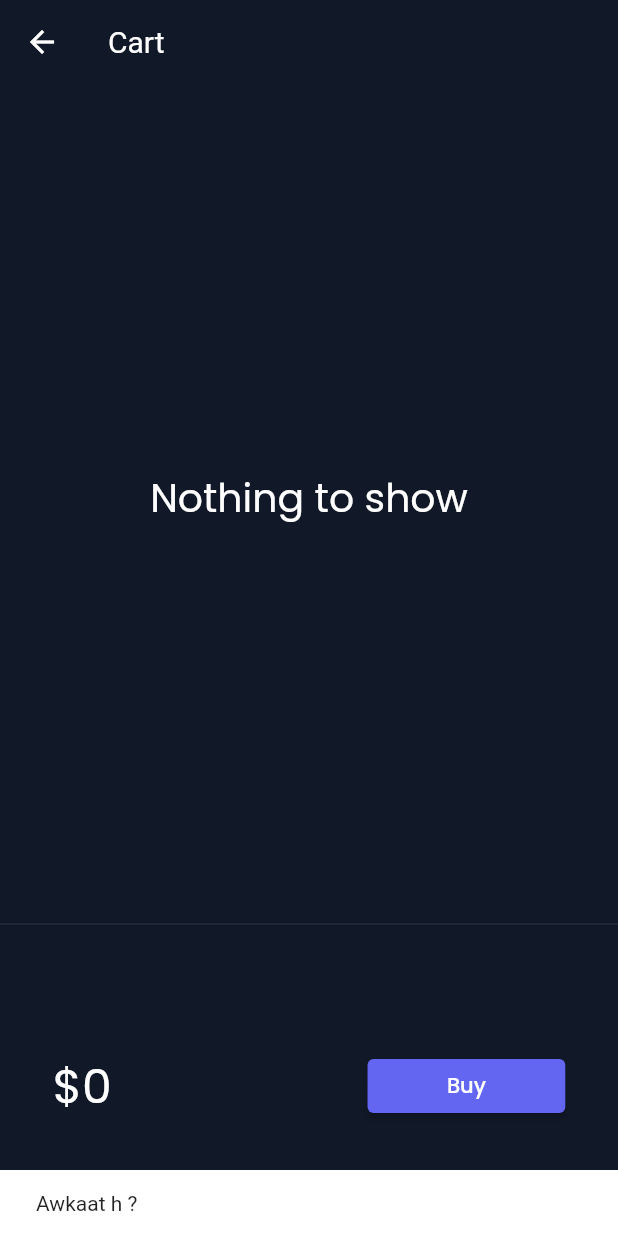
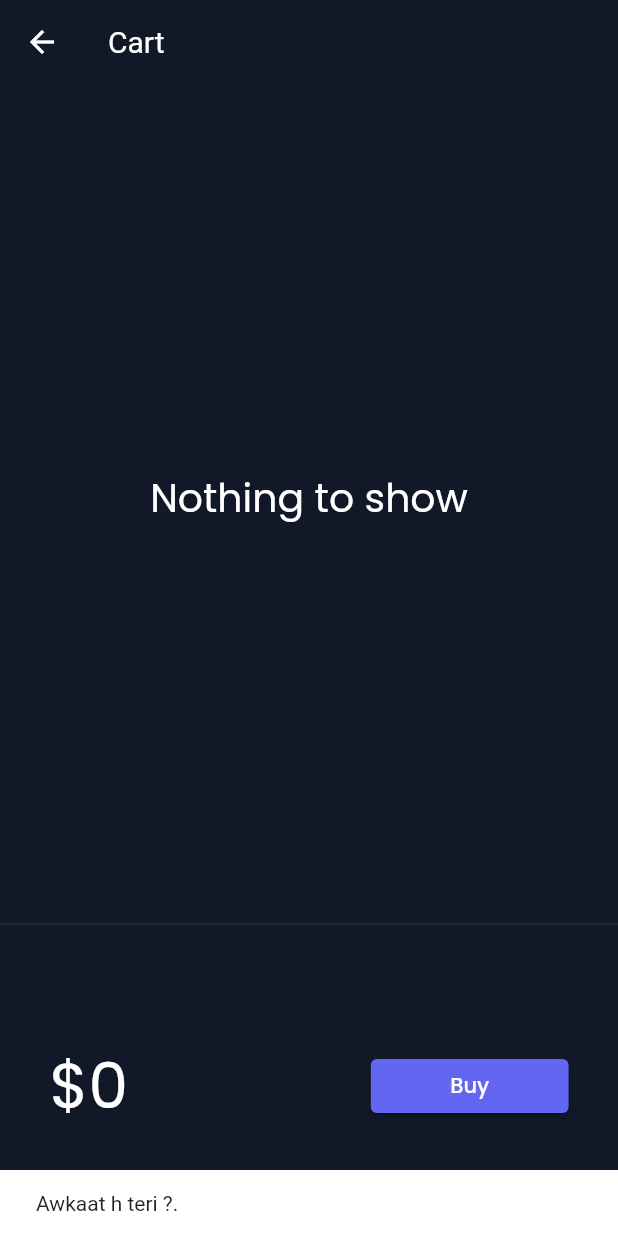
Before and after one commit to pradeepfullstack/fluttercatelog, a Flutter app: the CartPage screen opened by its route, after a tap on "Buy", on a phone screen of 412 x 824 dp. Run offline on Flutter 3.47's test engine with Material 2 defaults, Android fonts, the phone set to English and light mode, and no system bars; drawn by our look-alikes of velocity_x; our stand-ins replace google_fonts.

```diff
--- a/lib/models/cart.dart
+++ b/lib/models/cart.dart
@@ -21,15 +21,7 @@ class CartModel {
   num get totalPrice =>
       items.fold(0, (total, current) => total + current.price);
 
-  // Add item
-  void add(Item item) {
-    _itemIds.add(item.id);
-  }
 
-  // Remove item
-  void remove(Item item) {
-    _itemIds.remove(item.id);
-  }
 }
 
 class AddMutation extends VxMutation<MyStore> {
@@ -41,3 +33,13 @@ class AddMutation extends VxMutation<MyStore> {
     store?.cart._itemIds.add(item.id);
   }
 }
+
+class RemoveMutation extends VxMutation<MyStore> {
+  final Item item;
+
+  RemoveMutation(this.item);
+  @override
+  perform() {
+    store?.cart._itemIds.remove(item.id);
+  }
+}
--- a/lib/pages/cart_page.dart
+++ b/lib/pages/cart_page.dart
@@ -1,4 +1,4 @@
-// ignore_for_file: prefer_const_constructors, deprecated_member_use
+// ignore_for_file: prefer_const_constructors, prefer_const_literals_to_create_immutables, use_key_in_widget_constructors, deprecated_member_use
 
 import 'package:flutter/material.dart';
 import 'package:fluttercatelog/core/store.dart';
@@ -6,29 +6,26 @@ import 'package:fluttercatelog/models/cart.dart';
 import 'package:velocity_x/velocity_x.dart';
 
 class CartPage extends StatelessWidget {
-  const CartPage({Key? key}) : super(key: key);
-
   @override
   Widget build(BuildContext context) {
     return Scaffold(
+      backgroundColor: context.canvasColor,
       appBar: AppBar(
         backgroundColor: Colors.transparent,
         title: "Cart".text.make(),
       ),
-        backgroundColor: context.canvasColor,
       body: Column(
         children: [
-            _Cartlist().p32().expand(),
+          _CartList().p32().expand(),
           Divider(),
           _CartTotal(),
         ],
-        ));
+      ),
+    );
   }
 }
 
 class _CartTotal extends StatelessWidget {
-  // const _CartTotal({Key? key}) : super(key: key);
-
   @override
   Widget build(BuildContext context) {
     final CartModel _cart = (VxState.store as MyStore).cart;
@@ -37,19 +34,22 @@ class _CartTotal extends StatelessWidget {
       child: Row(
         mainAxisAlignment: MainAxisAlignment.spaceAround,
         children: [
-          "\$${_cart.totalPrice}"
+          VxBuilder(
+            mutations: {RemoveMutation},
+            builder: (context, store, status) {
+              return "\$${_cart.totalPrice}"
                   .text
-              .xl4
+                  .xl5
                   .color(context.theme.accentColor)
-              .make(),
+                  .make();
+            },
+          ),
           30.widthBox,
           ElevatedButton(
             onPressed: () {
-              ScaffoldMessenger.of(context).showSnackBar(
-                SnackBar(
-                  content: "Awkaat h ?".text.make(),
-                ),
-              );
+              ScaffoldMessenger.of(context).showSnackBar(SnackBar(
+                content: "Awkaat h teri ?.".text.make(),
+              ));
             },
             style: ButtonStyle(
                 backgroundColor:
@@ -62,9 +62,10 @@ class _CartTotal extends StatelessWidget {
   }
 }
 
-class _Cartlist extends StatelessWidget {
+class _CartList extends StatelessWidget {
   @override
   Widget build(BuildContext context) {
+    VxState.watch(context, on: [RemoveMutation]);
     final CartModel _cart = (VxState.store as MyStore).cart;
     return _cart.items.isEmpty
         ? "Nothing to show".text.xl3.makeCentered()
@@ -74,9 +75,7 @@ class _Cartlist extends StatelessWidget {
               leading: Icon(Icons.done),
               trailing: IconButton(
                 icon: Icon(Icons.remove_circle_outline),
-                onPressed: () {
-                  _cart.remove(_cart.items[index]);
-                },
+                onPressed: () => RemoveMutation(_cart.items[index]),
               ),
               title: _cart.items[index].name.text.make(),
             ),
--- a/lib/pages/home_detail_page.dart
+++ b/lib/pages/home_detail_page.dart
@@ -45,7 +45,7 @@ class HomeDetailPage extends StatelessWidget {
                           .bold
                           .make(),
                       catalog.desc.text.xl.make(),
-                      "Lorem ipsum dolor sit amet, consectetur lorem ipsum dolor sit amet lorem ipsum dolor sit amet lorem ipsum dolor sit amet Lorem ipsum dolor sit amet, consectetur lorem ipsum dolor sit amet lorem ipsum dolor sit amet lorem ipsum dolor sit amet"
+                      "Lorem ipsum dolor sit amet,  amet Lorem ipsum dolor sit amet, consectetur lorem ipsum dolor dolor sit amet lorem ipsum dolor sit amet"
                           .text
                           .make()
                           .p16()
--- a/lib/widgets/home_widgets/add_to_cart.dart
+++ b/lib/widgets/home_widgets/add_to_cart.dart
@@ -16,7 +16,7 @@ class AddToCart extends StatelessWidget {
 
   @override
   Widget build(BuildContext context) {
-    VxState.watch(context, on: [AddMutation]);
+    VxState.watch(context, on: [AddMutation, RemoveMutation]);
     final CartModel _cart = (VxState.store as MyStore).cart;
     bool isInCart;
     if (_cart.items.contains(catalog)) {
```
Lines whose indentation alone changed are shown as unchanged.
